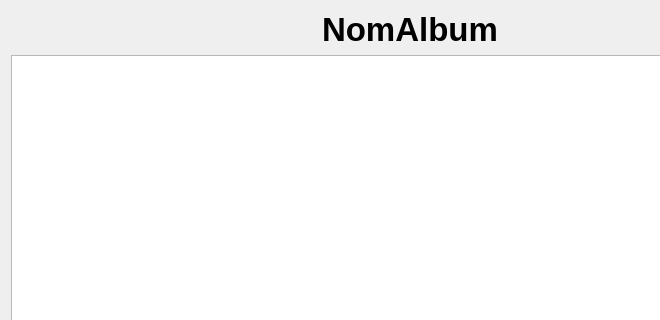
Before: the Qt Designer form widgets/exploreralbimg.ui in GLTron3000/IHM_Photos, drawn with Qt 5; both pictures show x 0 to 660 and y 0 to 320 of the 820 by 612 pixel window.
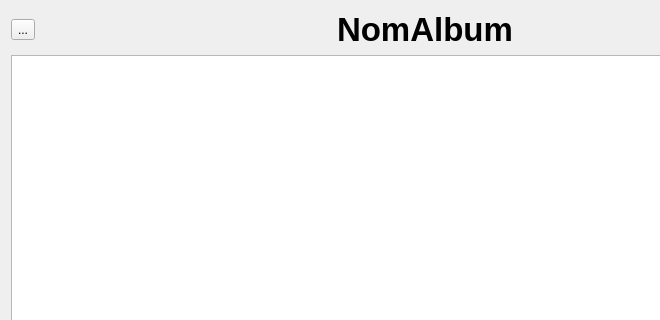
After: the same form once the commit is applied.

```diff
--- a/widgets/exploreralbimg.ui
+++ b/widgets/exploreralbimg.ui
@@ -20,6 +20,13 @@
       <layout class="QVBoxLayout" name="verticalLayoutImages">
        <item>
         <layout class="QHBoxLayout" name="horizontalLayout_5">
+         <item>
+          <widget class="QToolButton" name="toolButton">
+           <property name="text">
+            <string>...</string>
+           </property>
+          </widget>
+         </item>
          <item>
           <spacer name="horizontalSpacer">
            <property name="orientation">
```
Left out of the diff: 4 changed lines with no effect on the pictures.
